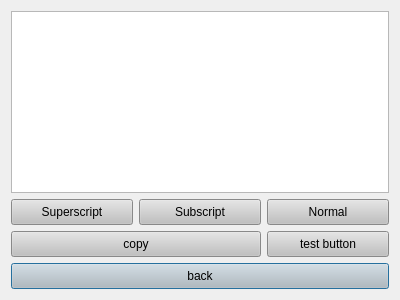
Before: the Qt Designer form Calculator/Calculator/text_doc_trial.ui in KaziMuktadirAhmed/ALgebric-Calculator-SPL-1-, drawn with Qt 5.
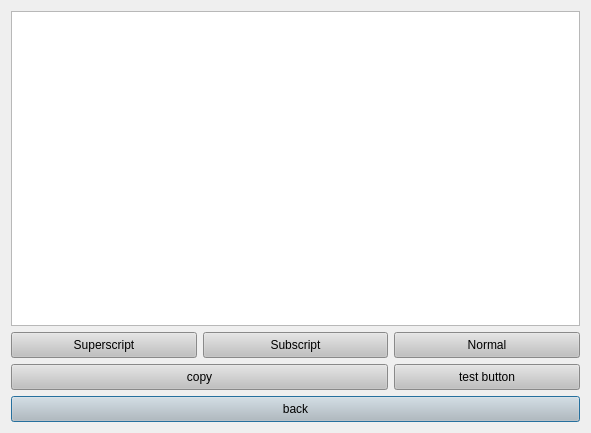
After: the same form once the commit is applied.

```diff
--- a/Calculator/Calculator/text_doc_trial.ui
+++ b/Calculator/Calculator/text_doc_trial.ui
@@ -6,8 +6,8 @@
    <rect>
     <x>0</x>
     <y>0</y>
-    <width>400</width>
-    <height>300</height>
+    <width>591</width>
+    <height>433</height>
    </rect>
   </property>
   <property name="windowTitle">
```
